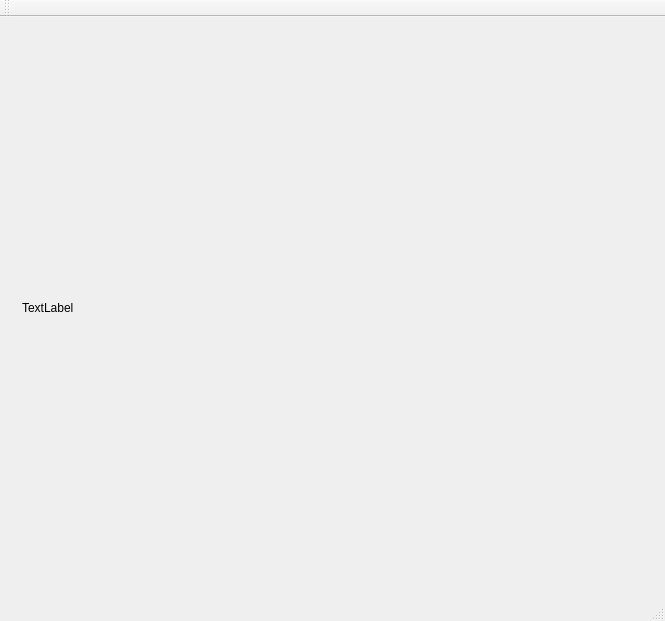
Above: Plugins/PluginMedia/mainwindow.ui from lujiajingcn/FileWrapper before the change. Below: the same form after it.
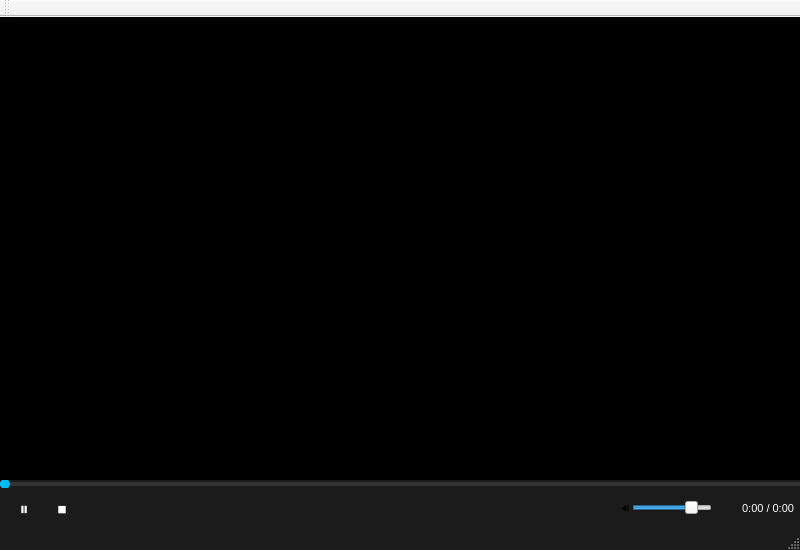
That is the form after the change.

Commit message: 参照修改VLC media player的界面，修改插件PluginMedia的布局

```diff
--- a/Plugins/PluginMedia/mainwindow.ui
+++ b/Plugins/PluginMedia/mainwindow.ui
@@ -6,22 +6,230 @@
    <rect>
     <x>0</x>
     <y>0</y>
-    <width>665</width>
-    <height>621</height>
+    <width>800</width>
+    <height>550</height>
    </rect>
   </property>
   <property name="windowTitle">
-   <string>MainWindow</string>
+   <string>FileWrapper Media Player</string>
+  </property>
+  <property name="styleSheet">
+   <string notr="true">QMainWindow { background-color: #1b1b1b; }
+QWidget#controlBar { background-color: #1b1b1b; }
+QPushButton#playPauseBtn, QPushButton#stopBtn {
+    color: white;
+    background-color: transparent;
+    border: none;
+    font-size: 18px;
+    min-width: 36px;
+}
+QPushButton#playPauseBtn:hover, QPushButton#stopBtn:hover {
+    color: #00bcf2;
+}</string>
   </property>
   <widget class="QWidget" name="centralWidget">
-   <layout class="QGridLayout" name="gridLayout">
-    <item row="0" column="0">
-     <widget class="QWidget" name="widget" native="true">
-      <layout class="QGridLayout" name="gridLayout_2">
-       <item row="0" column="0">
-        <widget class="QLabel" name="label">
+   <layout class="QVBoxLayout" name="mainLayout">
+    <property name="spacing">
+     <number>0</number>
+    </property>
+    <property name="leftMargin">
+     <number>0</number>
+    </property>
+    <property name="topMargin">
+     <number>0</number>
+    </property>
+    <property name="rightMargin">
+     <number>0</number>
+    </property>
+    <property name="bottomMargin">
+     <number>0</number>
+    </property>
+    <!-- Video Display Area -->
+    <item>
+     <widget class="QLabel" name="videoLabel">
+      <property name="minimumSize">
+       <size>
+        <width>0</width>
+        <height>300</height>
+       </size>
+      </property>
+      <property name="styleSheet">
+       <string notr="true">background-color: black; color: white; border: none;</string>
+      </property>
+      <property name="text">
+       <string/>
+      </property>
+      <property name="alignment">
+       <set>Qt::AlignCenter</set>
+      </property>
+     </widget>
+    </item>
+    <!-- Progress Bar -->
+    <item>
+     <widget class="QSlider" name="progressSlider">
+      <property name="maximumSize">
+       <size>
+        <width>16777215</width>
+        <height>8</height>
+       </size>
+      </property>
+      <property name="styleSheet">
+       <string notr="true">QSlider::groove:horizontal {
+          border: none;
+          height: 4px;
+          background: #333333;
+        }
+        QSlider::handle:horizontal {
+          border: none;
+          width: 10px;
+          height: 10px;
+          margin: -3px 0px;
+          background-color: #00bcf2;
+          border-radius: 5px;
+        }
+        QSlider::sub-page:horizontal {
+          background: #00bcf2;
+          height: 4px;
+          border: none;
+        }</string>
+      </property>
+      <property name="orientation">
+       <enum>Qt::Horizontal</enum>
+      </property>
+     </widget>
+    </item>
+    <!-- Control Bar -->
+    <item>
+     <widget class="QWidget" name="controlBar" native="true">
+      <property name="maximumSize">
+       <size>
+        <width>16777215</width>
+        <height>40</height>
+       </size>
+      </property>
+      <layout class="QHBoxLayout" name="controlLayout">
+       <property name="spacing">
+        <number>2</number>
+       </property>
+       <property name="leftMargin">
+        <number>6</number>
+       </property>
+       <property name="topMargin">
+        <number>4</number>
+       </property>
+       <property name="rightMargin">
+        <number>6</number>
+       </property>
+       <property name="bottomMargin">
+        <number>4</number>
+       </property>
+       <!-- Play/Pause Button -->
+       <item>
+        <widget class="QPushButton" name="playPauseBtn">
+         <property name="minimumSize">
+          <size>
+           <width>40</width>
+           <height>24</height>
+          </size>
+         </property>
+         <property name="maximumSize">
+          <size>
+           <width>40</width>
+           <height>24</height>
+          </size>
+         </property>
          <property name="text">
-          <string>TextLabel</string>
+          <string>⏸</string>
+         </property>
+        </widget>
+       </item>
+       <!-- Stop Button -->
+       <item>
+        <widget class="QPushButton" name="stopBtn">
+         <property name="minimumSize">
+          <size>
+           <width>36</width>
+           <height>24</height>
+          </size>
+         </property>
+         <property name="maximumSize">
+          <size>
+           <width>36</width>
+           <height>24</height>
+          </size>
+         </property>
+         <property name="text">
+          <string>⏹</string>
+         </property>
+        </widget>
+       </item>
+       <!-- Spacer -->
+       <item>
+        <spacer name="horizontalSpacer">
+         <property name="orientation">
+          <enum>Qt::Horizontal</enum>
+         </property>
+         <property name="sizeHint" stdset="0">
+          <size>
+           <width>40</width>
+           <height>20</height>
+          </size>
+         </property>
+        </spacer>
+       </item>
+       <!-- Volume Control -->
+       <item>
+        <widget class="QLabel" name="volumeIcon">
+         <property name="text">
+          <string>🔊</string>
+         </property>
+        </widget>
+       </item>
+       <item>
+        <widget class="QSlider" name="volumeSlider">
+         <property name="minimumSize">
+          <size>
+           <width>60</width>
+           <height>0</height>
+          </size>
+         </property>
+         <property name="maximumSize">
+          <size>
+           <width>80</width>
+           <height>16777215</height>
+          </size>
+         </property>
+         <property name="minimum">
+          <number>0</number>
+         </property>
+         <property name="maximum">
+          <number>100</number>
+         </property>
+         <property name="value">
+          <number>80</number>
+         </property>
+         <property name="orientation">
+          <enum>Qt::Horizontal</enum>
+         </property>
+        </widget>
+       </item>
+       <!-- Time Display -->
+       <item>
+        <widget class="QLabel" name="timeLabel">
+         <property name="minimumSize">
+          <size>
+           <width>80</width>
+           <height>0</height>
+          </size>
+         </property>
+         <property name="styleSheet">
+          <string notr="true">color: white; font-size: 11px;</string>
+         </property>
+         <property name="text">
+          <string>0:00 / 0:00</string>
+         </property>
+         <property name="alignment">
+          <set>Qt::AlignRight | Qt::AlignVCenter</set>
          </property>
         </widget>
        </item>
```
Left out of the diff: 101 changed lines with no effect on the pictures. The commit also changes 2 other files.
